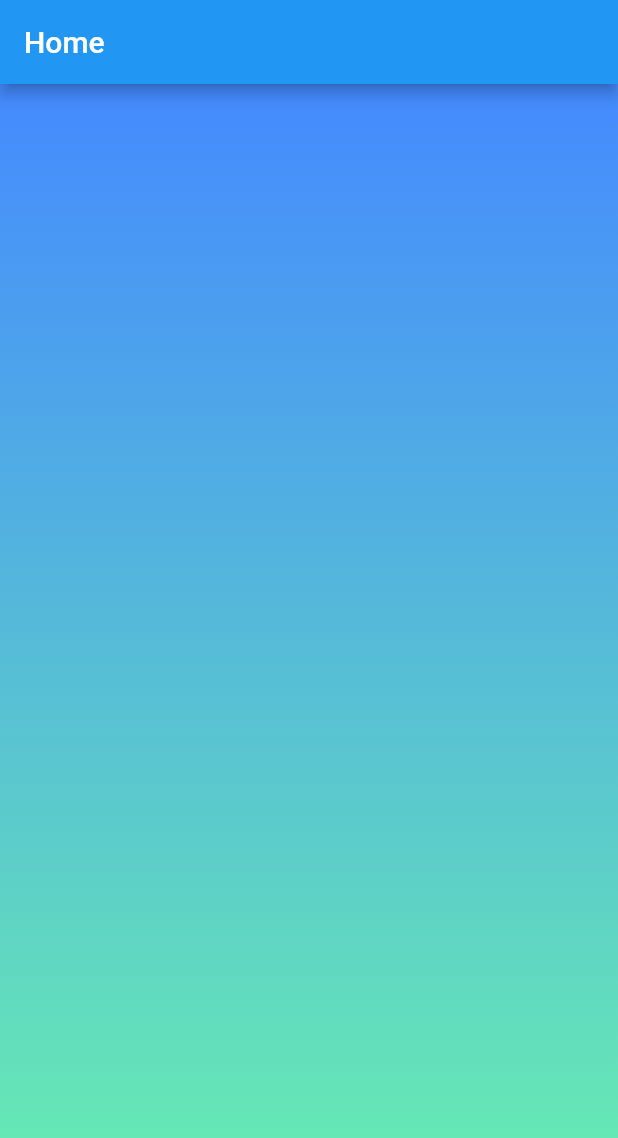
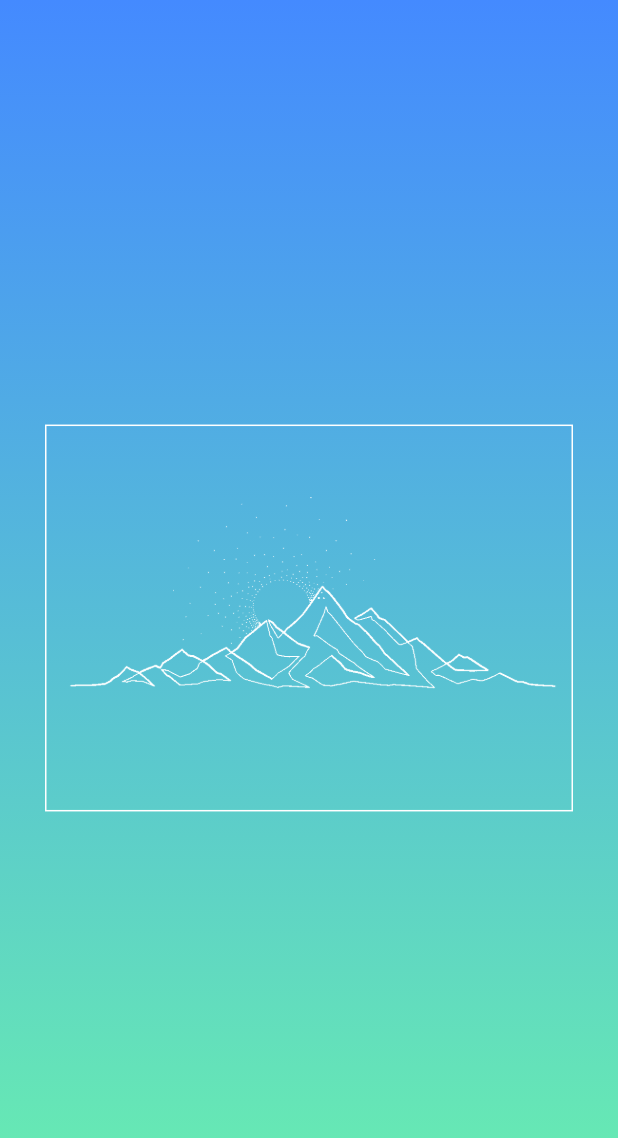
Before and after one commit to mjemnawaz/wellness-app, a Flutter app: the screen it shows after launch, on a phone screen of 412 x 824 dp. Shown: the top 1138 px of the screen. Run offline on Flutter 3.47's test engine with Material 2 defaults, Android fonts, the light colour scheme and no system bars.

Commit message:
added icon

```diff
--- a/lib/main.dart
+++ b/lib/main.dart
@@ -1,3 +1,4 @@
+import 'package:flutter/cupertino.dart';
 import 'package:flutter/material.dart';
 import 'theme/theme.dart' as __theme;
 
@@ -40,11 +41,28 @@ class _MyHomePageState extends State<MyHomePage> {
   @override
   Widget build(BuildContext context) {
     return Scaffold(
-      appBar: AppBar(
-        title: Text(widget.title),
-      ),
       body: GestureDetector(
         child: Container(
+          child: Column(
+            mainAxisAlignment: MainAxisAlignment.center,
+            crossAxisAlignment: CrossAxisAlignment.center,
+            children: [
+              Container(
+                decoration: const BoxDecoration(
+                  border: Border(
+                    top: BorderSide(width: 1.0, color: Color(0xFFFFFFFFFF)),
+                    left: BorderSide(width: 1.0, color: Color(0xFFFFFFFFFF)),
+                    right: BorderSide(width: 1.0, color: Color(0xFFFFFFFFFF)),
+                    bottom: BorderSide(width: 1.0, color: Color(0xFFFFFFFFFF)),
+                  )
+                ),
+                child: Image(
+                  image: AssetImage('assets/mountainrange.png'),
+                  width: 350,
+                ),
+              ),
+            ],
+          ),
           height: MediaQuery.of(context).size.height,
           width: MediaQuery.of(context).size.width,
           decoration: BoxDecoration(
--- a/lib/theme/theme.dart
+++ b/lib/theme/theme.dart
@@ -24,12 +24,10 @@ class Theme {
   }
 
   Color getTopBG(){
-    debugPrint("getTopBG()");
     return THEME_MAP[themeIdentifier][0];
   }
 
   Color getBotBG(){
-    debugPrint("getBotBG()");
     return THEME_MAP[themeIdentifier][1];
   }
 }
--- a/pubspec.yaml
+++ b/pubspec.yaml
@@ -45,9 +45,8 @@ flutter:
   uses-material-design: true
 
   # To add assets to your application, add an assets section, like this:
-  # assets:
-  #   - images/a_dot_burr.jpeg
-  #   - images/a_dot_ham.jpeg
+  assets:
+    - assets/
 
   # An image asset can refer to one or more resolution-specific "variants", see
   # https://flutter.dev/assets-and-images/#resolution-aware.
```
Also changed, not shown: assets/mountainrange.png (added).
